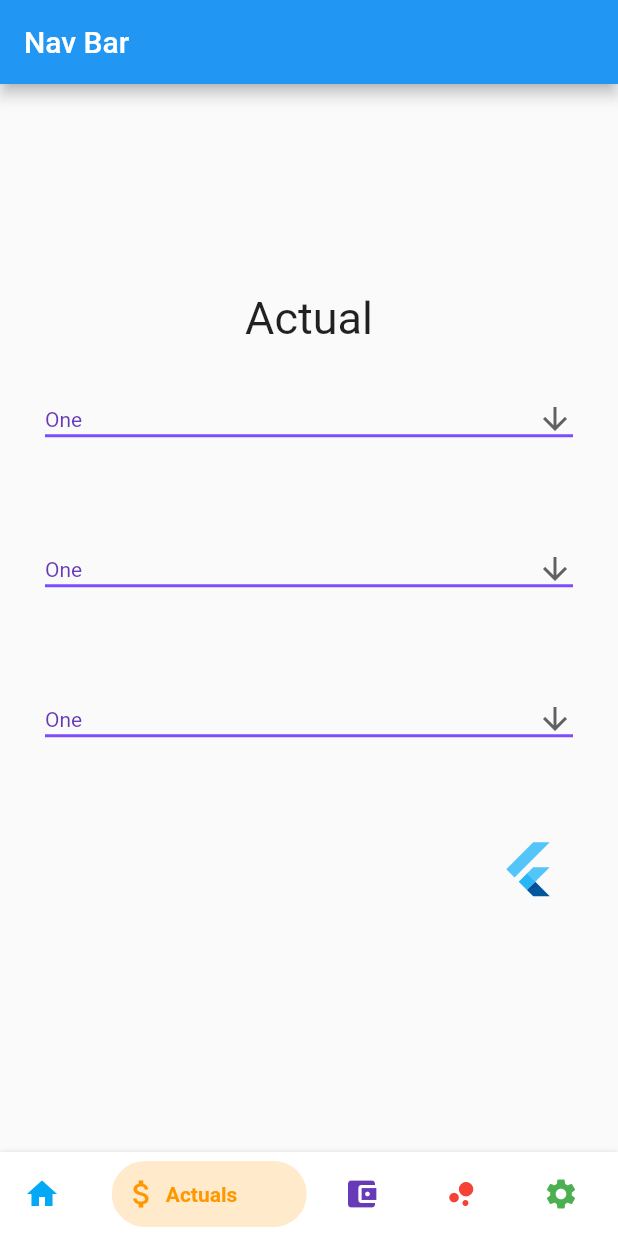
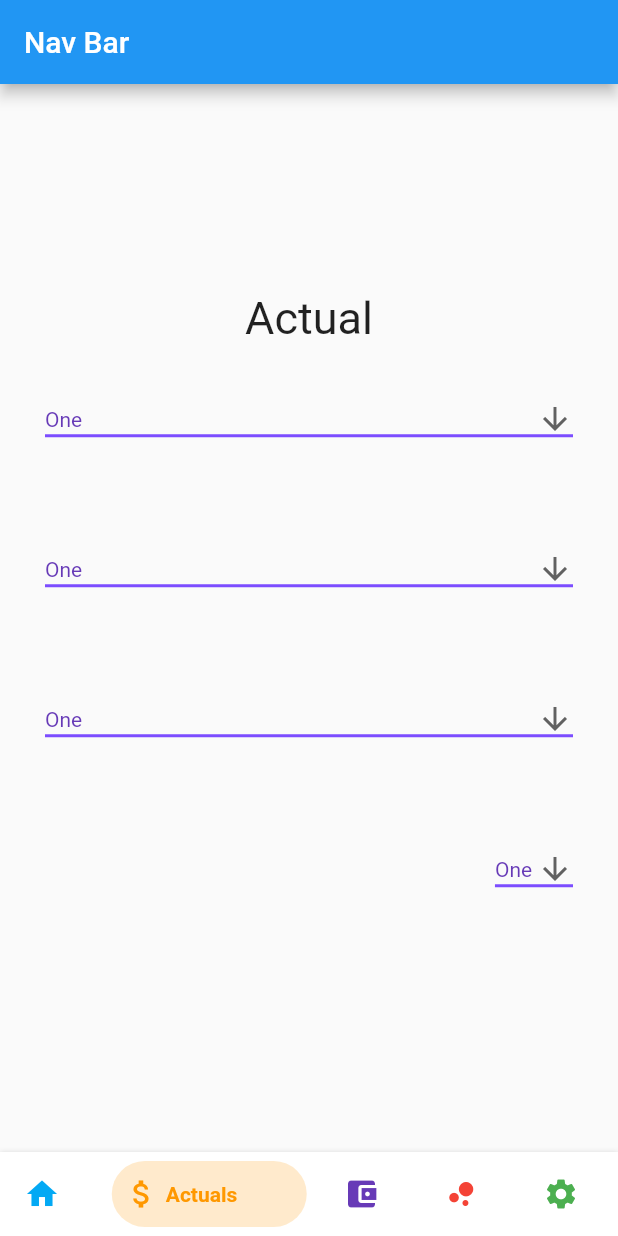
Before and after one commit to jkbngl/FFD, a Flutter app: the MyHomePage screen opened directly, swiped to page 2, on a phone screen of 412 x 824 dp. Run offline on Flutter 3.47's test engine with Material 2 defaults, Android fonts, the phone set to English and light mode, and no system bars; drawn by our look-alikes of bottom_navy_bar; our stand-ins replace syncfusion_flutter_charts.

Commit message:
#21 #11 replaced dummy costtype dropdown with real dropdown

```diff
--- a/flutter/ffd/lib/backup_color_change_on_nav_tab.dart
+++ b/flutter/ffd/lib/backup_color_change_on_nav_tab.dart
@@ -1,7 +1,6 @@
 import 'package:bottom_navy_bar/bottom_navy_bar.dart';
 import 'package:flutter/material.dart';
 import 'package:syncfusion_flutter_charts/charts.dart';
-
 
 void main() => runApp(MyApp());
 
@@ -23,7 +22,6 @@ class SalesData {
   final String year;
   final double sales;
 }
-
 
 class MyHomePage extends StatefulWidget {
   MyHomePage({Key key, this.title}) : super(key: key);
@@ -80,18 +78,22 @@ class _MyHomePageState extends State<MyHomePage> {
                       children: <Widget>[
                         const ListTile(
                           leading: Icon(Icons.album, size: 70),
-                          title: Text('Actual', style: TextStyle(color: Colors.white)),
-                          subtitle: Text('TWICE', style: TextStyle(color: Colors.white)),
+                          title: Text('Actual',
+                              style: TextStyle(color: Colors.white)),
+                          subtitle: Text('TWICE',
+                              style: TextStyle(color: Colors.white)),
                         ),
                         ButtonTheme.bar(
                           child: ButtonBar(
                             children: <Widget>[
                               FlatButton(
-                                child: const Text('Edit', style: TextStyle(color: Colors.white)),
+                                child: const Text('Edit',
+                                    style: TextStyle(color: Colors.white)),
                                 onPressed: () {},
                               ),
                               FlatButton(
-                                child: const Text('Delete', style: TextStyle(color: Colors.white)),
+                                child: const Text('Delete',
+                                    style: TextStyle(color: Colors.white)),
                                 onPressed: () {},
                               ),
                             ],
@@ -100,7 +102,8 @@ class _MyHomePageState extends State<MyHomePage> {
                       ],
                     ),
                   ),
-                ),Container(
+                ),
+                Container(
                   width: 170,
                   child: Card(
                     shape: RoundedRectangleBorder(
@@ -113,18 +116,22 @@ class _MyHomePageState extends State<MyHomePage> {
                       children: <Widget>[
                         const ListTile(
                           leading: Icon(Icons.album, size: 70),
-                          title: Text('Budget', style: TextStyle(color: Colors.white)),
-                          subtitle: Text('TWICE', style: TextStyle(color: Colors.white)),
+                          title: Text('Budget',
+                              style: TextStyle(color: Colors.white)),
+                          subtitle: Text('TWICE',
+                              style: TextStyle(color: Colors.white)),
                         ),
                         ButtonTheme.bar(
                           child: ButtonBar(
                             children: <Widget>[
                               FlatButton(
-                                child: const Text('Edit', style: TextStyle(color: Colors.white)),
+                                child: const Text('Edit',
+                                    style: TextStyle(color: Colors.white)),
                                 onPressed: () {},
                               ),
                               FlatButton(
-                                child: const Text('Delete', style: TextStyle(color: Colors.white)),
+                                child: const Text('Delete',
+                                    style: TextStyle(color: Colors.white)),
                                 onPressed: () {},
                               ),
                             ],
@@ -134,7 +141,6 @@ class _MyHomePageState extends State<MyHomePage> {
                     ),
                   ),
                 ),
-
               ],
             ),
             Column(
@@ -164,7 +170,6 @@ class _MyHomePageState extends State<MyHomePage> {
                     underline: Container(
                       height: 2,
                       width: 5000,
-
                       color: Colors.deepPurpleAccent,
                     ),
                     onChanged: (String newValue) {
@@ -177,7 +182,8 @@ class _MyHomePageState extends State<MyHomePage> {
                           // return object of type Dialog
                           return AlertDialog(
                             title: new Text("Alert Dialog title"),
-                            content: new Text("Alert Dialog body: $dropdownValue"),
+                            content:
+                                new Text("Alert Dialog body: $dropdownValue"),
                             actions: <Widget>[
                               // usually buttons at the bottom of the dialog
                               new FlatButton(
@@ -231,7 +237,8 @@ class _MyHomePageState extends State<MyHomePage> {
                           // return object of type Dialog
                           return AlertDialog(
                             title: new Text("Alert Dialog title"),
-                            content: new Text("Alert Dialog body: $dropdownValue"),
+                            content:
+                                new Text("Alert Dialog body: $dropdownValue"),
                             actions: <Widget>[
                               // usually buttons at the bottom of the dialog
                               new FlatButton(
@@ -284,7 +291,8 @@ class _MyHomePageState extends State<MyHomePage> {
                           // return object of type Dialog
                           return AlertDialog(
                             title: new Text("Alert Dialog title"),
-                            content: new Text("Alert Dialog body: $dropdownValue"),
+                            content:
+                                new Text("Alert Dialog body: $dropdownValue"),
                             actions: <Widget>[
                               // usually buttons at the bottom of the dialog
                               new FlatButton(
@@ -317,9 +325,52 @@ class _MyHomePageState extends State<MyHomePage> {
                   //child: Text('Submit'),
                   child: Align(
                     alignment: Alignment.topRight,
-                  child: FlutterLogo(
-                    size: 60,
-                  ),),),
+                    child: DropdownButton<String>(
+                      value: dropdownValue,
+                      icon: Icon(Icons.arrow_downward),
+                      iconSize: 24,
+                      elevation: 16,
+                      style: TextStyle(color: Colors.deepPurple),
+                      //isExpanded: true,
+                      underline: Container(
+                        height: 2,
+                        width: 2000,
+                        color: Colors.deepPurpleAccent,
+                      ),
+                      onChanged: (String newValue) {
+                        setState(() {
+                          dropdownValue = newValue;
+                        });
+                        showDialog(
+                          context: context,
+                          builder: (BuildContext context) {
+                            // return object of type Dialog
+                            return AlertDialog(
+                              title: new Text("Alert Dialog title"),
+                              content: new Text("Alert Dialog body: $dropdownValue"),
+                              actions: <Widget>[
+                                // usually buttons at the bottom of the dialog
+                                new FlatButton(
+                                  child: new Text("Close"),
+                                  onPressed: () {
+                                    Navigator.of(context).pop();
+                                  },
+                                ),
+                              ],
+                            );
+                          },
+                        );
+                      },
+                      items: <String>['One', 'Two', 'Free', 'Four']
+                          .map<DropdownMenuItem<String>>((String value) {
+                        return DropdownMenuItem<String>(
+                          value: value,
+                          child: Text(value),
+                        );
+                      }).toList(),
+                    ),
+                  ),
+                ),
               ],
             ),
             Column(
@@ -361,7 +412,8 @@ class _MyHomePageState extends State<MyHomePage> {
                           // return object of type Dialog
                           return AlertDialog(
                             title: new Text("Alert Dialog title"),
-                            content: new Text("Alert Dialog body: $dropdownValue"),
+                            content:
+                                new Text("Alert Dialog body: $dropdownValue"),
                             actions: <Widget>[
                               // usually buttons at the bottom of the dialog
                               new FlatButton(
@@ -415,7 +467,8 @@ class _MyHomePageState extends State<MyHomePage> {
                           // return object of type Dialog
                           return AlertDialog(
                             title: new Text("Alert Dialog title"),
-                            content: new Text("Alert Dialog body: $dropdownValue"),
+                            content:
+                                new Text("Alert Dialog body: $dropdownValue"),
                             actions: <Widget>[
                               // usually buttons at the bottom of the dialog
                               new FlatButton(
@@ -469,7 +522,8 @@ class _MyHomePageState extends State<MyHomePage> {
                           // return object of type Dialog
                           return AlertDialog(
                             title: new Text("Alert Dialog title"),
-                            content: new Text("Alert Dialog body: $dropdownValue"),
+                            content:
+                                new Text("Alert Dialog body: $dropdownValue"),
                             actions: <Widget>[
                               // usually buttons at the bottom of the dialog
                               new FlatButton(
@@ -504,8 +558,10 @@ class _MyHomePageState extends State<MyHomePage> {
                 ),
                 Container(
                     child: SfCartesianChart(
-                        primaryXAxis: CategoryAxis(), // Initialize category axis.
-                        series: <LineSeries<SalesData, String>>[ // Initialize line series.
+                        primaryXAxis:
+                            CategoryAxis(), // Initialize category axis.
+                        series: <LineSeries<SalesData, String>>[
+                      // Initialize line series.
                       LineSeries<SalesData, String>(
                           dataSource: [
                             SalesData('Jan', 35),
@@ -515,11 +571,8 @@ class _MyHomePageState extends State<MyHomePage> {
                             SalesData('May', 40)
                           ],
                           xValueMapper: (SalesData sales, _) => sales.year,
-                              yValueMapper: (SalesData sales, _) => sales.sales
-                          )
-                        ]
-                    )
-                ),
+                          yValueMapper: (SalesData sales, _) => sales.sales)
+                    ])),
               ],
             ),
             Column(
```
Lines whose indentation alone changed are shown as unchanged.
